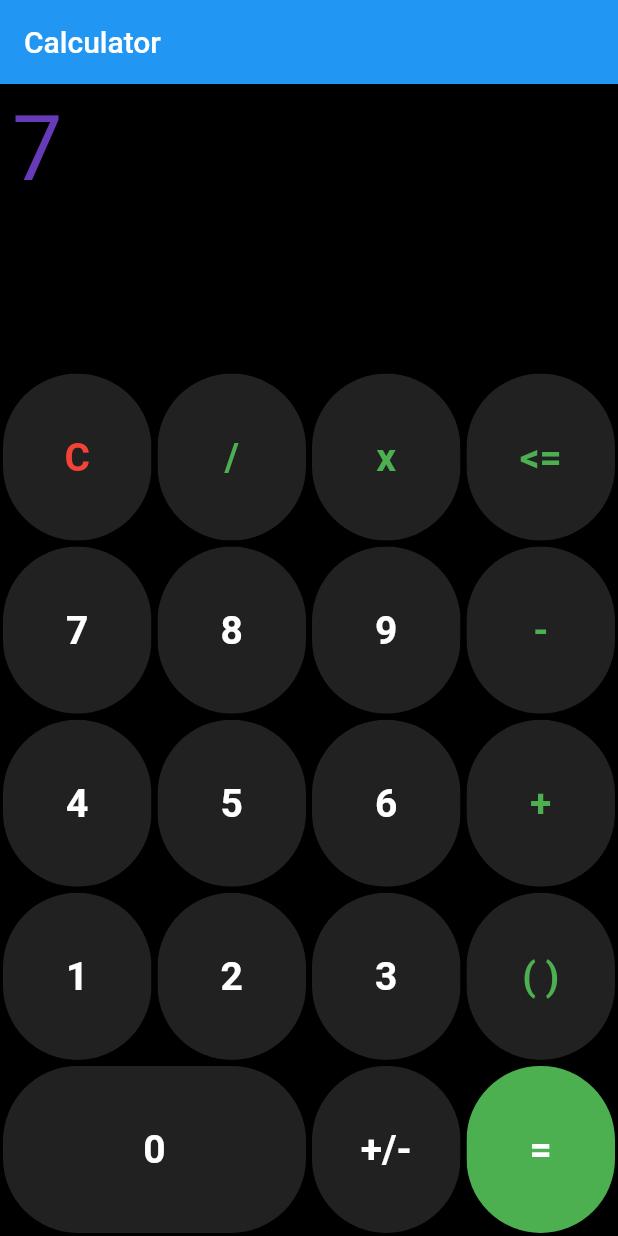
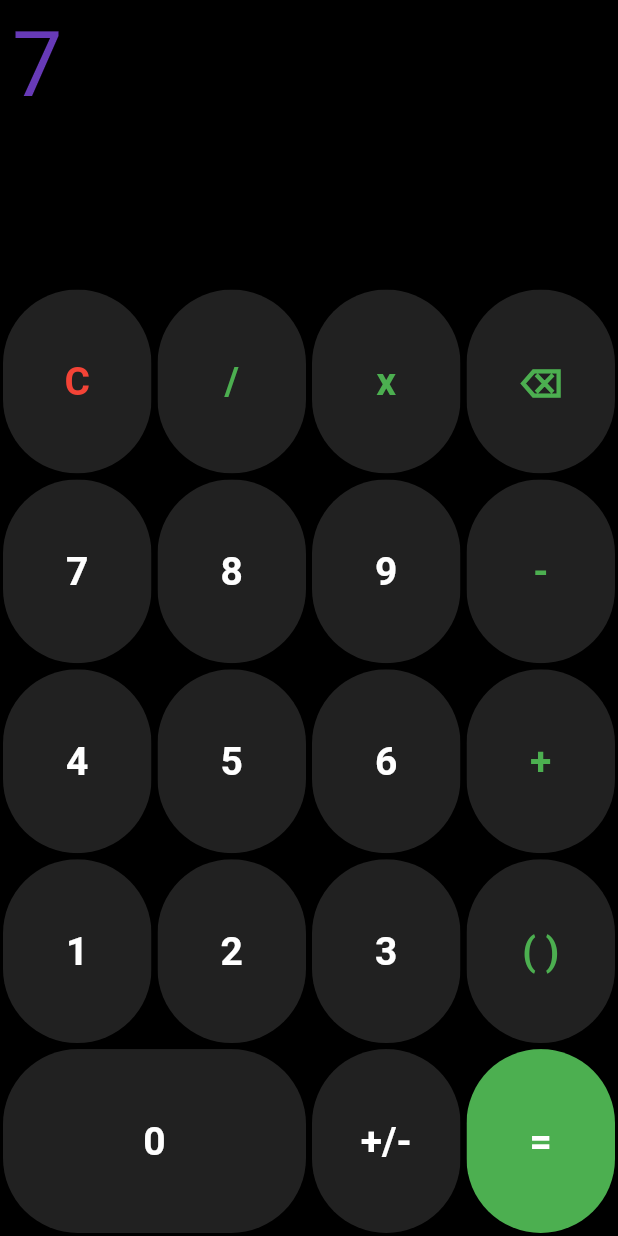
Before and after one commit to silvia-622/Calculator, a Flutter app: the screen it shows after launch, after a tap on an icon or button, on a phone screen of 412 x 824 dp. Run offline on Flutter 3.47's test engine with Material 2 defaults, Android fonts, the phone set to English and light mode, and no system bars; our stand-ins replace math_expressions.

Commit message:
Constraints to enter an operator; Icon for "Clean"

```diff
--- a/calculator/lib/calculator_button.dart
+++ b/calculator/lib/calculator_button.dart
@@ -3,7 +3,7 @@ import 'package:calculator/calculator_button_symbol.dart';
 
 class CalculatorButton extends StatelessWidget {
 
-  CalculatorButton({
+  const CalculatorButton({
     Key? key,
     required this.symbol,
     this.onTap
@@ -13,15 +13,13 @@ class CalculatorButton extends StatelessWidget {
   final onTap;
 
   Color get textColor {
-    switch (symbol.type) {
-      case 'Number':
-        return Colors.white;
-      case 'Operation':
-        return Colors.green;
-      case 'Delete':
-        return Colors.red;
-      default:
-        return Colors.white;
+
+    if (symbol.type == 'Number' || symbol.type == 'Equals' || symbol.type == 'Sign'){
+      return Colors.white;
+    } else if (symbol.type == 'Delete') {
+      return Colors.red;
+    } else {
+      return Colors.green;
     }
   }
 
@@ -33,7 +31,6 @@ class CalculatorButton extends StatelessWidget {
         return const Color(0xFF212121);
     }
   }
-
 
 
   @override
--- a/calculator/lib/calculator_button_symbol.dart
+++ b/calculator/lib/calculator_button_symbol.dart
@@ -1,4 +1,33 @@
-import 'package:flutter/material.dart';
+abstract class Buttons {
+  //Operators
+  static CalculatorButtonSymbol add = const CalculatorButtonSymbol('+','Operator');
+  static CalculatorButtonSymbol subtract = const CalculatorButtonSymbol('-','Operator');
+  static CalculatorButtonSymbol divide = const CalculatorButtonSymbol('/','Operator');
+  static CalculatorButtonSymbol multiply = const CalculatorButtonSymbol('x','Operator');
+  //Parentheses
+  static CalculatorButtonSymbol parentheses = const CalculatorButtonSymbol('( )','Parentheses');
+  static CalculatorButtonSymbol openParentheses = const CalculatorButtonSymbol('(','Parentheses');
+  static CalculatorButtonSymbol closedParentheses = const CalculatorButtonSymbol(')','Parentheses');
+  //Clean
+  static CalculatorButtonSymbol clean = const CalculatorButtonSymbol('⌫','Clean');
+  //Delete
+  static CalculatorButtonSymbol delete = const CalculatorButtonSymbol('C','Delete');
+  //Equals
+  static CalculatorButtonSymbol equals = const CalculatorButtonSymbol('=','Equals');
+  //Sign
+  static CalculatorButtonSymbol sign = const CalculatorButtonSymbol('+/-','Sign');
+  //Numbers
+  static CalculatorButtonSymbol zero = const CalculatorButtonSymbol('0','Number');
+  static CalculatorButtonSymbol one = const CalculatorButtonSymbol('1','Number');
+  static CalculatorButtonSymbol two = const CalculatorButtonSymbol('2','Number');
+  static CalculatorButtonSymbol three = const CalculatorButtonSymbol('3','Number');
+  static CalculatorButtonSymbol four = const CalculatorButtonSymbol('4','Number');
+  static CalculatorButtonSymbol five = const CalculatorButtonSymbol('5','Number');
+  static CalculatorButtonSymbol six = const CalculatorButtonSymbol('6','Number');
+  static CalculatorButtonSymbol seven = const CalculatorButtonSymbol('7','Number');
+  static CalculatorButtonSymbol eight = const CalculatorButtonSymbol('8','Number');
+  static CalculatorButtonSymbol nine = const CalculatorButtonSymbol('9','Number');
+}
 
 class CalculatorButtonSymbol {
 
--- a/calculator/lib/calculator_buttons_symbols.dart
+++ /dev/null
@@ -1,31 +0,0 @@
-import 'package:calculator/calculator_button_symbol.dart';
-
-abstract class Buttons {
-
-  //Operations
-  static CalculatorButtonSymbol add = const CalculatorButtonSymbol('+','Operation');
-  static CalculatorButtonSymbol subtract = const CalculatorButtonSymbol('-','Operation');
-  static CalculatorButtonSymbol divide = const CalculatorButtonSymbol('/','Operation');
-  static CalculatorButtonSymbol multiply = const CalculatorButtonSymbol('x','Operation');
-  static CalculatorButtonSymbol parentheses = const CalculatorButtonSymbol('( )','Operation');
-  static CalculatorButtonSymbol clean = const CalculatorButtonSymbol('<=','Operation');
-
-  //Delete
-  static CalculatorButtonSymbol delete = const CalculatorButtonSymbol('C','Delete');
-
-  //Equals
-  static CalculatorButtonSymbol equals = const CalculatorButtonSymbol('=','Equals');
-
-  //Numbers
-  static CalculatorButtonSymbol zero = const CalculatorButtonSymbol('0','Number');
-  static CalculatorButtonSymbol one = const CalculatorButtonSymbol('1','Number');
-  static CalculatorButtonSymbol two = const CalculatorButtonSymbol('2','Number');
-  static CalculatorButtonSymbol three = const CalculatorButtonSymbol('3','Number');
-  static CalculatorButtonSymbol four = const CalculatorButtonSymbol('4','Number');
-  static CalculatorButtonSymbol five = const CalculatorButtonSymbol('5','Number');
-  static CalculatorButtonSymbol six = const CalculatorButtonSymbol('6','Number');
-  static CalculatorButtonSymbol seven = const CalculatorButtonSymbol('7','Number');
-  static CalculatorButtonSymbol eight = const CalculatorButtonSymbol('8','Number');
-  static CalculatorButtonSymbol nine = const CalculatorButtonSymbol('9','Number');
-  static CalculatorButtonSymbol sign = const CalculatorButtonSymbol('+/-','Number');
-}
--- a/calculator/lib/main.dart
+++ b/calculator/lib/main.dart
@@ -2,7 +2,6 @@ import 'package:flutter/material.dart';
 import 'package:math_expressions/math_expressions.dart';
 import 'package:calculator/calculator_button.dart';
 import 'package:calculator/calculator_button_symbol.dart';
-import 'package:calculator/calculator_buttons_symbols.dart';
 
 
 void main() {
@@ -34,9 +33,8 @@ class _MyHomePageState extends State<MyHomePage> {
 
   var mathOperation = '';
   var result = '';
-
   final ScrollController _controller = ScrollController();
-
+  List<CalculatorButtonSymbol> queue = [];
 
   void _scrollDown() {
     _controller.jumpTo(_controller.position.maxScrollExtent);
@@ -45,9 +43,9 @@ class _MyHomePageState extends State<MyHomePage> {
   @override
   Widget build(BuildContext context) {
     return Scaffold(
-        appBar: AppBar(
+        /*appBar: AppBar(
           title: Text(widget.title),
-        ),
+        ),*/
         backgroundColor: Colors.black,
         body: Column(
           children: [
@@ -141,7 +139,7 @@ class _MyHomePageState extends State<MyHomePage> {
             Expanded(
               child: Row(
                   children: [
-                    Expanded(flex: 50, child: CalculatorButton(symbol: Buttons.zero, onTap:(){ setState(() => update(Buttons.zero)); })),
+                    Expanded(flex: 50, child: CalculatorButton(symbol: Buttons.zero, onTap:(){ setState(() => update(Buttons.zero)); _scrollDown();})),
                     Expanded(flex: 25, child: CalculatorButton(symbol: Buttons.sign, onTap:(){ setState(() => update(Buttons.sign)); })),
                     Expanded(flex: 25, child: CalculatorButton(symbol: Buttons.equals, onTap:(){ setState(() => update(Buttons.equals)); })),
                   ]),
@@ -153,23 +151,112 @@ class _MyHomePageState extends State<MyHomePage> {
 
 
   void update(CalculatorButtonSymbol symbol){
-    switch (symbol.value) {
-      case '<=':
-        mathOperation = mathOperation.substring(0, mathOperation.length - 1);
+    switch (symbol.type) {
+      case 'Clean':
+        removeLastCharacter();
         break;
-      case '=':
+      case 'Delete':
+        mathOperation = '';
+        result = '';
+        queue.clear();
+        break;
+      case 'Equals':
         checked();
         break;
-      case 'C':
-        mathOperation = '';
-        result = '';
+
+      case 'Parentheses':
+        parentheses(symbol);
         break;
+
+      case 'Operator':
+        operator(symbol);
+        break;
+
       default:
         mathOperation = mathOperation + symbol.value;
+        queue.add(symbol);
         break;
     }
+    print(queue);
     _scrollDown();
   }
+
+
+  void parentheses(CalculatorButtonSymbol symbol){
+
+
+
+    if(queue.isEmpty){
+      mathOperation = mathOperation + '(';
+      queue.add(Buttons.openParentheses);
+    }
+    else if (queue.last.type == 'Number') {
+      mathOperation = mathOperation + 'x(';
+      queue.add(Buttons.multiply);
+      queue.add(Buttons.openParentheses);
+    }
+    else {
+      mathOperation = mathOperation + '(';
+      queue.add(Buttons.openParentheses);
+    }
+
+
+
+
+  }
+
+  void operator(CalculatorButtonSymbol symbol) {
+    if (queue.isNotEmpty){
+      switch (queue.last.type) {
+        case 'Operator':
+          CalculatorButtonSymbol penultimateSymbol = queue[queue.length - 2];
+          if (penultimateSymbol != Buttons.openParentheses ||
+              (penultimateSymbol == Buttons.openParentheses && symbol == Buttons.subtract)){
+            removeLastCharacter();
+            mathOperation = mathOperation + symbol.value;
+            queue.add(symbol);
+          }
+          break;
+        case 'Parentheses':
+          if (queue.last == Buttons.openParentheses) {
+            if (symbol == Buttons.subtract){
+              mathOperation = mathOperation + symbol.value;
+              queue.add(symbol);
+            }
+          } else {
+            mathOperation = mathOperation + symbol.value;
+            queue.add(symbol);
+          }
+          break;
+        default:
+          mathOperation = mathOperation + symbol.value;
+          queue.add(symbol);
+          break;
+      }
+    }
+  }
+
+
+
+
+
+
+
+
+
+
+
+
+
+
+
+
+  void removeLastCharacter(){
+    mathOperation = mathOperation.substring(0, mathOperation.length - 1);
+    queue.removeLast();
+  }
+
+
 
   void checked() {
     String finalQuestion = mathOperation;
@@ -178,6 +265,8 @@ class _MyHomePageState extends State<MyHomePage> {
     Expression exp = p.parse(finalQuestion);
     ContextModel cm = ContextModel();
     double eval = exp.evaluate(EvaluationType.REAL, cm);
-    result = eval.toString();
+    String auxResult = eval.toString();
+    (auxResult.substring(auxResult.length - 2, auxResult.length) == '.0') ?
+    result = auxResult.substring(0, auxResult.length - 2) : result = auxResult;
   }
 }
```
